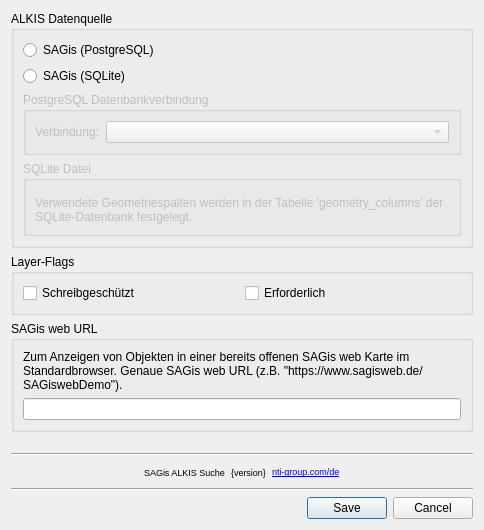
Old version of the form ui/settings.ui in the repository nti-de/SAGisALKISSearch.
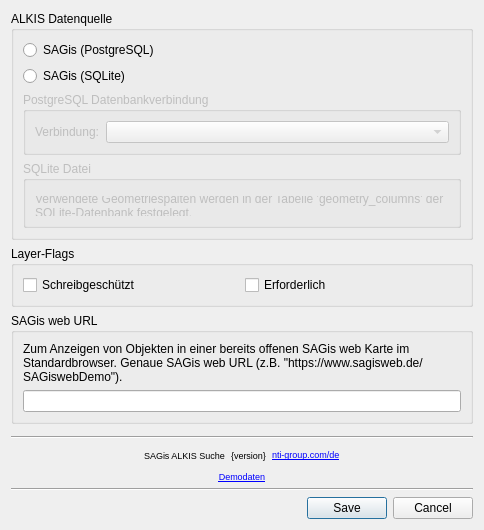
New version of the form. Icons and pictures are not drawn. Custom widgets are drawn as their Qt base class.

Commit message: Add demo data info to settings dialog

Diff of the .ui file:
```diff
--- a/ui/settings.ui
+++ b/ui/settings.ui
@@ -233,6 +233,21 @@
      </item>
     </layout>
    </item>
+   <item>
+    <widget class="QLabel" name="labelDemoData">
+     <property name="font">
+      <font>
+       <pointsize>7</pointsize>
+      </font>
+     </property>
+     <property name="text">
+      <string>&lt;a href=&quot;#&quot;&gt;Demodaten&lt;/a&gt;</string>
+     </property>
+     <property name="alignment">
+      <set>Qt::AlignCenter</set>
+     </property>
+    </widget>
+   </item>
    <item>
     <widget class="Line" name="line_2">
      <property name="orientation">
```
The commit also changes 3 other files.
